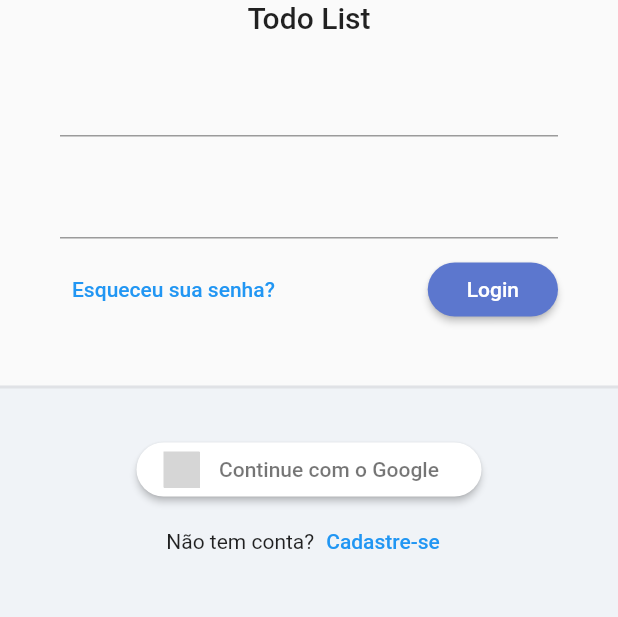
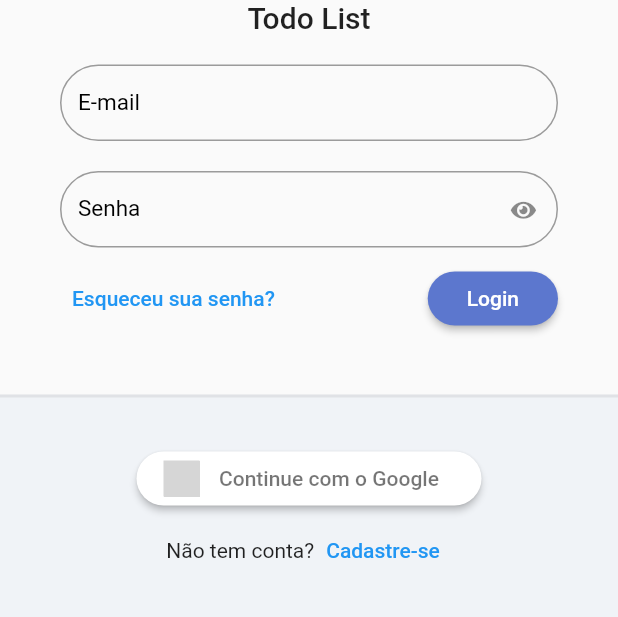
Before and after one commit to rodrigorahman/af_2_0_todo_list_provider, a Flutter app: the screen it shows after launch, on a phone screen of 412 x 824 dp, the part 315-932 px from its top. Run offline on Flutter 3.47's test engine with Material 2 defaults, Android fonts, the phone set to English and light mode, and no system bars; our stand-ins replace flutter_signin_button, google_fonts, sqflite, sqflite_common, synchronized; accounts and stored records are empty; Roboto replaces fonts that are missing (Mandali); grey boxes are pictures that could not be loaded.

Commit message:
customizando textfield

```diff
--- /dev/null
+++ b/lib/app/core/ui/todo_list_icons.dart
@@ -0,0 +1,30 @@
+/// Flutter icons TodoListIcons
+/// Copyright (C) 2021 by original authors @ fluttericon.com, fontello.com
+/// This font was generated by FlutterIcon.com, which is derived from Fontello.
+///
+/// To use this font, place it in your fonts/ directory and include the
+/// following in your pubspec.yaml
+///
+/// flutter:
+///   fonts:
+///    - family:  TodoListIcons
+///      fonts:
+///       - asset: fonts/TodoListIcons.ttf
+///
+///
+/// * Font Awesome 5, Copyright (C) 2016 by Dave Gandy
+///         Author:    Dave Gandy
+///         License:   SIL (https://github.com/FortAwesome/Font-Awesome/blob/master/LICENSE.txt)
+///         Homepage:  http://fortawesome.github.com/Font-Awesome/
+///
+import 'package:flutter/widgets.dart';
+
+class TodoListIcons {
+  TodoListIcons._();
+
+  static const _kFontFam = 'TodoListIcons';
+  static const String? _kFontPkg = null;
+
+  static const IconData eye = IconData(0xf06e, fontFamily: _kFontFam, fontPackage: _kFontPkg);
+  static const IconData eye_slash = IconData(0xf070, fontFamily: _kFontFam, fontPackage: _kFontPkg);
+}
--- /dev/null
+++ b/lib/app/core/widget/todo_list_field.dart
@@ -0,0 +1,65 @@
+import 'package:flutter/material.dart';
+import 'package:todo_list_provider/app/core/ui/todo_list_icons.dart';
+
+class TodoListField extends StatelessWidget {
+
+  final String label;
+  final IconButton? suffixIconButton;
+  final bool obscureText;
+  final ValueNotifier<bool> obscureTextVN;
+  final TextEditingController? controller;
+  final FormFieldValidator<String>? validator;
+
+  TodoListField({
+    Key? key,
+    required this.label,
+    this.suffixIconButton,
+    this.obscureText = false,
+    this.controller,
+    this.validator,
+  })  : assert(obscureText == true ? suffixIconButton == null : true,
+            'obscureText não pode ser enviado em conjunto com suffixIconButton'),
+        obscureTextVN = ValueNotifier(obscureText),
+        super(key: key);
+
+  @override
+  Widget build(BuildContext context) {
+    return ValueListenableBuilder<bool>(
+      valueListenable: obscureTextVN,
+      builder: (_, obscureTextValue, child) {
+        return TextFormField(
+          controller: controller,
+          validator: validator,
+          decoration: InputDecoration(
+            labelText: label,
+            labelStyle: TextStyle(
+              fontSize: 15,
+              color: Colors.black,
+            ),
+            border: OutlineInputBorder(borderRadius: BorderRadius.circular(30)),
+            errorBorder: OutlineInputBorder(
+              borderRadius: BorderRadius.circular(30),
+              borderSide: BorderSide(color: Colors.red),
+            ),
+            isDense: true,
+            suffixIcon: this.suffixIconButton ??
+                (obscureText == true
+                    ? IconButton(
+                        onPressed: () {
+                          obscureTextVN.value = !obscureTextValue;
+                        },
+                        icon: Icon(
+                          !obscureTextValue
+                              ? TodoListIcons.eye_slash
+                              : TodoListIcons.eye,
+                          size: 15,
+                        ),
+                      )
+                    : null),
+          ),
+          obscureText: obscureTextValue,
+        );
+      },
+    );
+  }
+}
--- a/lib/app/modules/auth/login/login_page.dart
+++ b/lib/app/modules/auth/login/login_page.dart
@@ -2,6 +2,7 @@ import 'package:flutter/material.dart';
 import 'package:flutter_signin_button/button_list.dart';
 import 'package:flutter_signin_button/button_view.dart';
 import 'package:provider/provider.dart';
+import 'package:todo_list_provider/app/core/widget/todo_list_field.dart';
 import 'package:todo_list_provider/app/core/widget/todo_list_logo.dart';
 
 class LoginPage extends StatelessWidget {
@@ -31,11 +32,16 @@ class LoginPage extends StatelessWidget {
                       child: Form(
                         child: Column(
                           children: [
-                            TextFormField(),
+                            TodoListField(
+                              label: 'E-mail',
+                            ),
                             SizedBox(
                               height: 20,
                             ),
-                            TextFormField(),
+                            TodoListField(
+                              label: 'Senha',
+                              obscureText: true,
+                            ),
                             SizedBox(
                               height: 10,
                             ),
```
Also changed, not shown: pubspec.yaml (+4 -4 lines), assets/fonts/TodoListIcons.ttf (added).
